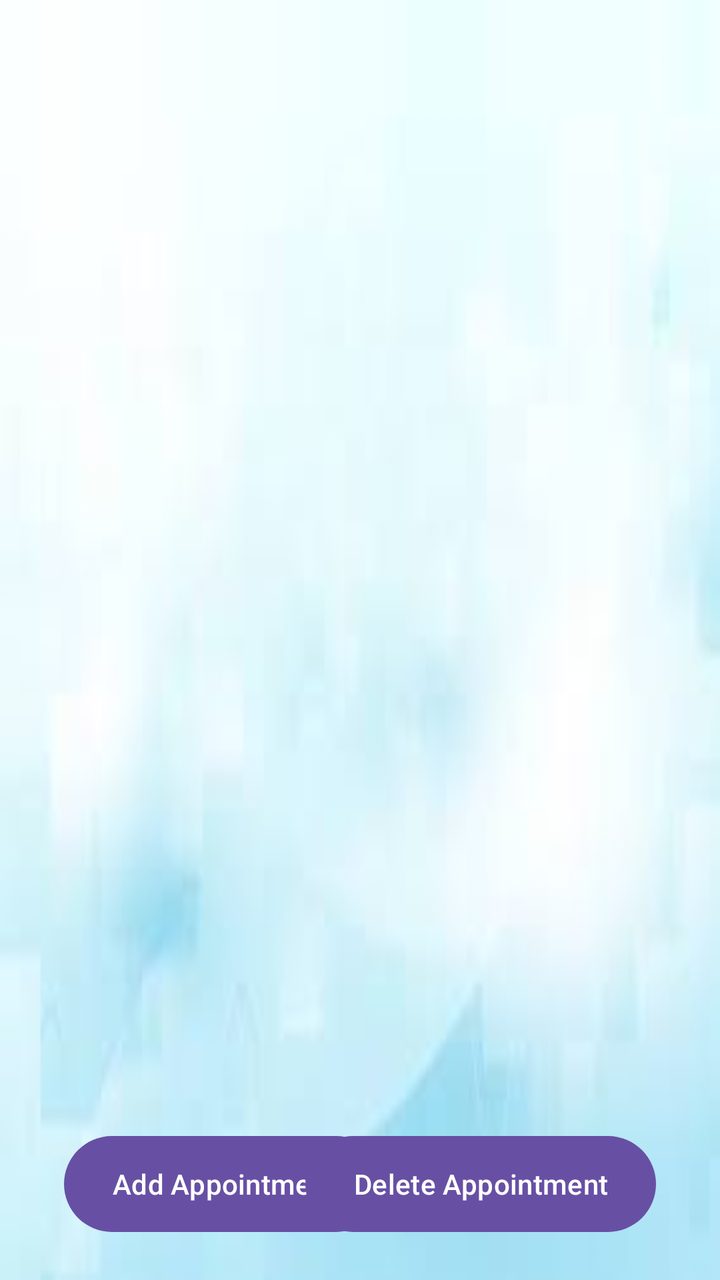
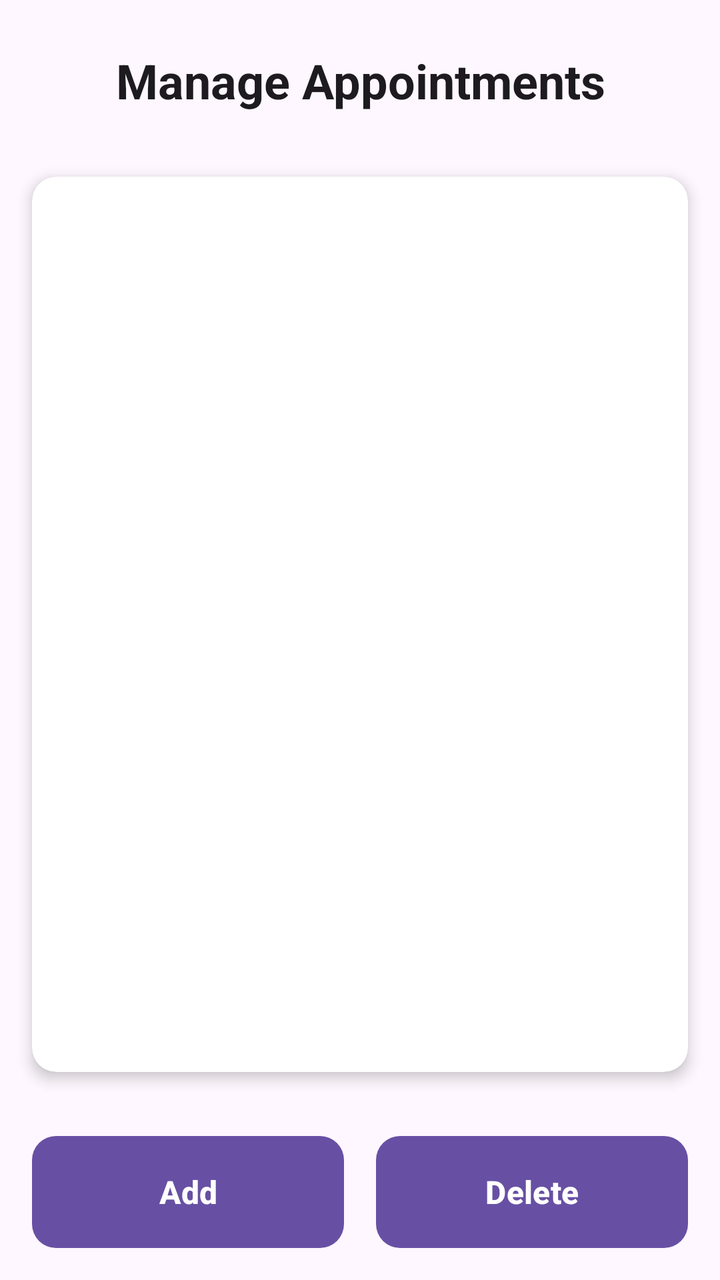

Screens rendered from an Android XML layout before and after an edit, with the pre-edit source and the edit as a unified diff.
<!-- AndroidManifest.xml: application theme Theme.HealthCare -->
<!-- res/layout/activity_doctor_time.xml -->
<?xml version="1.0" encoding="utf-8"?>
<androidx.constraintlayout.widget.ConstraintLayout
    xmlns:android="http://schemas.android.com/apk/res/android"
    xmlns:app="http://schemas.android.com/apk/res-auto"
    xmlns:tools="http://schemas.android.com/tools"
    android:id="@+id/main"
    android:layout_width="match_parent"
    android:layout_height="match_parent"
    tools:context=".Views.DoctorTimeActivity"
    android:background="@drawable/medappoin">

    
    <ListView
        android:id="@+id/appointment_list_view"
        android:layout_width="0dp"
        android:layout_height="0dp"
        android:layout_margin="16dp"
        app:layout_constraintTop_toTopOf="parent"
        app:layout_constraintBottom_toTopOf="@+id/add_appointment_button"
        app:layout_constraintStart_toStartOf="parent"
        app:layout_constraintEnd_toEndOf="parent" />

    
    <Button
        android:id="@+id/add_appointment_button"
        android:layout_width="wrap_content"
        android:layout_height="wrap_content"
        android:background="@drawable/btn_bg"
        android:text="Add Appointment"
        android:layout_marginStart="32dp"
        android:layout_marginBottom="24dp"
        app:layout_constraintBottom_toBottomOf="parent"
        app:layout_constraintStart_toStartOf="parent" />

    
    <Button
        android:id="@+id/btnDeleteAppointment"
        android:layout_width="wrap_content"
        android:layout_height="wrap_content"
        android:text="Delete Appointment"
        android:background="@drawable/btn_bg"
        android:layout_marginEnd="32dp"
        android:layout_marginBottom="24dp"
        app:layout_constraintBottom_toBottomOf="parent"
        app:layout_constraintEnd_toEndOf="parent" />

</androidx.constraintlayout.widget.ConstraintLayout>
<!-- resources referenced by this layout -->
<resources>
  <!-- drawable btn_bg (drawable) -->
  <?xml version="1.0" encoding="utf-8"?>
  <shape xmlns:android="http://schemas.android.com/apk/res/android">
      <solid android:color="@color/colorWhite"/>
      <corners android:radius="70dp"/>
  </shape>
  <!-- drawable medappoin: png bitmap (drawable, 29640 bytes) -->
  <style name="Theme.HealthCare" parent="Base.Theme.HealthCare" />
  <color name="colorWhite">#FFFFFF</color>
  <style name="Base.Theme.HealthCare" parent="Theme.Material3.DayNight.NoActionBar">
          
          
      </style>
</resources>

<!-- the commit's change to res/layout/activity_doctor_time.xml (unified diff, before → after) -->
@@ -7,41 +7,91 @@
     android:layout_width="match_parent"
     android:layout_height="match_parent"
     tools:context=".Views.DoctorTimeActivity"
-    android:background="@drawable/medappoin">
+    android:background="@drawable/subtle_blue_gradient">
 
     
-    <ListView
-        android:id="@+id/appointment_list_view"
+    <TextView
+        android:id="@+id/title_text_view"
         android:layout_width="0dp"
-        android:layout_height="0dp"
-        android:layout_margin="16dp"
+        android:layout_height="wrap_content"
+        android:text="Manage Appointments"
+        android:textSize="24sp"
+        android:textStyle="bold"
+        android:textColor="?android:attr/textColorPrimary"
+        android:gravity="center"
+        android:paddingTop="24dp"
+        android:paddingBottom="16dp"
         app:layout_constraintTop_toTopOf="parent"
-        app:layout_constraintBottom_toTopOf="@+id/add_appointment_button"
         app:layout_constraintStart_toStartOf="parent"
         app:layout_constraintEnd_toEndOf="parent" />
 
     
+    <androidx.cardview.widget.CardView
+        android:id="@+id/list_card_view"
+        android:layout_width="0dp"
+        android:layout_height="0dp"
+        android:layout_marginStart="16dp"
+        android:layout_marginTop="16dp"
+        android:layout_marginEnd="16dp"
+        android:layout_marginBottom="16dp"
+        app:cardCornerRadius="12dp"
+        app:cardElevation="4dp"
+        app:layout_constraintBottom_toTopOf="@+id/buttons_guideline"
+        app:layout_constraintEnd_toEndOf="parent"
+        app:layout_constraintStart_toStartOf="parent"
+        app:layout_constraintTop_toBottomOf="@id/title_text_view">
+
+        
+        <ListView
+            android:id="@+id/appointment_list_view"
+            android:layout_width="match_parent"
+            android:layout_height="match_parent"
+            android:divider="@android:color/darker_gray"
+            android:dividerHeight="0.5dp"
+            android:padding="8dp" />
+
+    </androidx.cardview.widget.CardView>
+
+    
+    <androidx.constraintlayout.widget.Guideline
+        android:id="@+id/buttons_guideline"
+        android:layout_width="wrap_content"
+        android:layout_height="wrap_content"
+        android:orientation="horizontal"
+        app:layout_constraintGuide_end="88dp" />
+
+    
     <Button
         android:id="@+id/add_appointment_button"
-        android:layout_width="wrap_content"
-        android:layout_height="wrap_content"
-        android:background="@drawable/btn_bg"
-        android:text="Add Appointment"
-        android:layout_marginStart="32dp"
-        android:layout_marginBottom="24dp"
+        android:layout_width="0dp"
+        android:layout_height="56dp"
+        android:text="Add"
+        android:background="@drawable/modern_button_background"
+        android:textColor="@android:color/white"
+        android:textSize="16sp"
+        android:textStyle="bold"
+        android:layout_marginStart="16dp"
+        android:layout_marginEnd="8dp"
         app:layout_constraintBottom_toBottomOf="parent"
-        app:layout_constraintStart_toStartOf="parent" />
+        app:layout_constraintTop_toTopOf="@id/buttons_guideline"
+        app:layout_constraintStart_toStartOf="parent"
+        app:layout_constraintEnd_toStartOf="@+id/btnDeleteAppointment" />
 
     
     <Button
         android:id="@+id/btnDeleteAppointment"
-        android:layout_width="wrap_content"
-        android:layout_height="wrap_content"
-        android:text="Delete Appointment"
-        android:background="@drawable/btn_bg"
-        android:layout_marginEnd="32dp"
-        android:layout_marginBottom="24dp"
+        android:layout_width="0dp"
+        android:layout_height="56dp"
+        android:text="Delete"
+        android:background="@drawable/button_background_delete"
+        android:textColor="@android:color/white"
+        android:textSize="16sp"
+        android:textStyle="bold"
+        android:layout_marginStart="8dp"
+        android:layout_marginEnd="16dp"
         app:layout_constraintBottom_toBottomOf="parent"
-        app:layout_constraintEnd_toEndOf="parent" />
+        app:layout_constraintTop_toTopOf="@id/buttons_guideline"
+        app:layout_constraintEnd_toEndOf="parent"
+        app:layout_constraintStart_toEndOf="@+id/add_appointment_button" />
 
 </androidx.constraintlayout.widget.ConstraintLayout>
<!-- resource entries referenced after the edit -->
@@ -1,14 +1,35 @@
 <!-- resources referenced by this layout -->
 <resources>
-  <!-- drawable btn_bg (drawable) -->
+  <!-- drawable button_background_delete (drawable) -->
+  <ripple xmlns:android="http://schemas.android.com/apk/res/android"
+      android:color="#FFFFFF"> 
+  
+      <item>
+          <shape android:shape="rectangle">
+              
+              <solid android:color="#D32F2F"/> 
+              <corners android:radius="12dp"/>
+          </shape>
+      </item>
+  </ripple>
+  <!-- drawable modern_button_background (drawable) -->
+  <ripple xmlns:android="http://schemas.android.com/apk/res/android"
+      android:color="#FFFFFF"> 
+  
+       <item>
+          <shape android:shape="rectangle">
+              <solid android:color="@color/bleu"/> 
+              <corners android:radius="12dp"/>
+          </shape>
+      </item>
+  </ripple>
+  <!-- drawable subtle_blue_gradient (drawable) -->
   <?xml version="1.0" encoding="utf-8"?>
-  <shape xmlns:android="http://schemas.android.com/apk/res/android">
-      <solid android:color="@color/colorWhite"/>
-      <corners android:radius="70dp"/>
-  </shape>
-  <!-- drawable medappoin: png bitmap (drawable, 29640 bytes) -->
+  <selector xmlns:android="http://schemas.android.com/apk/res/android">
+  
+  </selector>
   <style name="Theme.HealthCare" parent="Base.Theme.HealthCare" />
-  <color name="colorWhite">#FFFFFF</color>
+  <color name="bleu">#BBD2EC</color>
   <style name="Base.Theme.HealthCare" parent="Theme.Material3.DayNight.NoActionBar">
           
           
